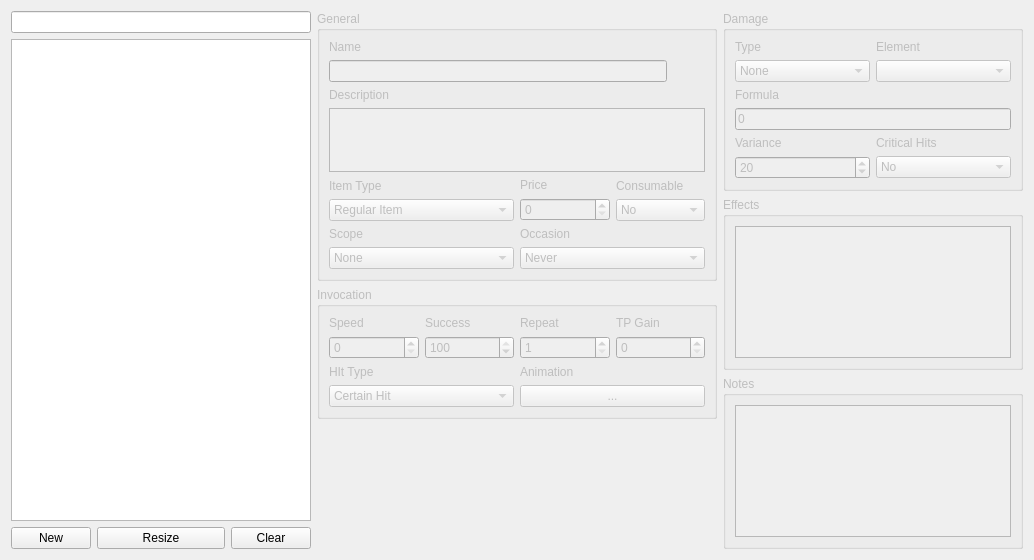
First picture: the form in src/ui/tabs/items_tab.ui, repository DimichGD/FHEditor, before the edit.
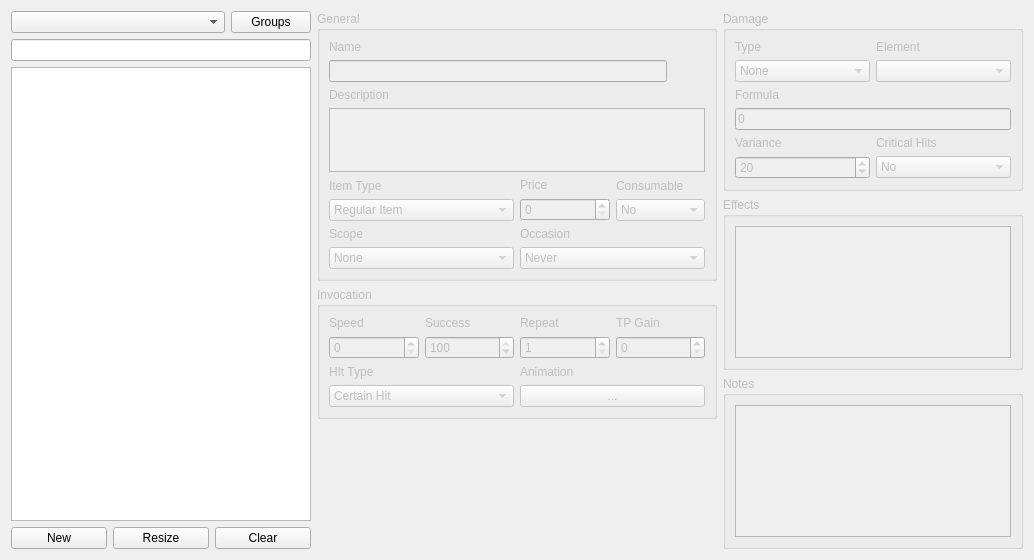
Second picture: the form after the edit. Custom widgets are drawn as their Qt base class.

```diff
--- a/src/ui/tabs/items_tab.ui
+++ b/src/ui/tabs/items_tab.ui
@@ -17,7 +17,28 @@
    <item>
     <layout class="QHBoxLayout" name="horizontalLayout_7" stretch="15,20,15">
      <item>
-      <layout class="QVBoxLayout" name="itemsTableLayout" stretch="0,0,0">
+      <layout class="QVBoxLayout" name="itemsTableLayout" stretch="0,0,0,0">
+       <item>
+        <layout class="QHBoxLayout" name="horizontalLayout_4">
+         <item>
+          <widget class="QComboBox" name="comboBox">
+           <property name="sizePolicy">
+            <sizepolicy hsizetype="Expanding" vsizetype="Fixed">
+             <horstretch>0</horstretch>
+             <verstretch>0</verstretch>
+            </sizepolicy>
+           </property>
+          </widget>
+         </item>
+         <item>
+          <widget class="QPushButton" name="pushButton">
+           <property name="text">
+            <string>Groups</string>
+           </property>
+          </widget>
+         </item>
+        </layout>
+       </item>
        <item>
         <layout class="QHBoxLayout" name="horizontalLayout_3">
          <item>
@@ -55,12 +76,12 @@
          <property name="selectionBehavior">
           <enum>QAbstractItemView::SelectRows</enum>
          </property>
-         <property name="sortingEnabled">
-          <bool>true</bool>
-         </property>
          <property name="wordWrap">
           <bool>false</bool>
          </property>
+         <attribute name="horizontalHeaderVisible">
+          <bool>false</bool>
+         </attribute>
          <attribute name="horizontalHeaderMinimumSectionSize">
           <number>40</number>
          </attribute>
@@ -68,7 +89,7 @@
           <bool>false</bool>
          </attribute>
          <attribute name="horizontalHeaderShowSortIndicator" stdset="0">
-          <bool>true</bool>
+          <bool>false</bool>
          </attribute>
          <attribute name="horizontalHeaderStretchLastSection">
           <bool>true</bool>
@@ -82,7 +103,7 @@
         </widget>
        </item>
        <item>
-        <layout class="QHBoxLayout" name="horizontalLayout_2" stretch="1,2,1">
+        <layout class="QHBoxLayout" name="horizontalLayout_2" stretch="0,0,0">
          <item>
           <widget class="QPushButton" name="itemNewButton">
            <property name="text">
@@ -764,16 +785,16 @@
   </action>
  </widget>
  <customwidgets>
-  <customwidget>
-   <class>SelectorButton</class>
-   <extends>QPushButton</extends>
-   <header>selector_button.hpp</header>
-  </customwidget>
   <customwidget>
    <class>BaseTable</class>
    <extends>QTableView</extends>
    <header>base_table.hpp</header>
   </customwidget>
+  <customwidget>
+   <class>SelectorButton</class>
+   <extends>QPushButton</extends>
+   <header>selector_button.hpp</header>
+  </customwidget>
   <customwidget>
    <class>IconWidget</class>
    <extends>QWidget</extends>
```
Left out of the diff: 3 changed lines with no effect on the pictures.
